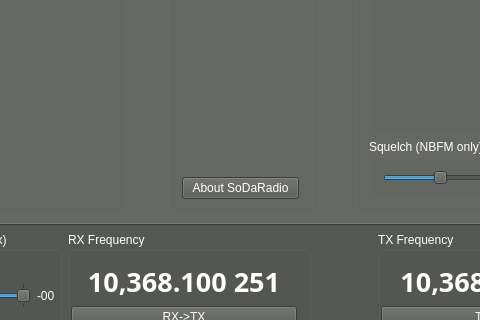
Qt form gui_common/mainwindow.ui (kb1vc/SoDaRadio) before a commit; both pictures show x 535 to 1015 and y 216 to 536 of the 1312 by 810 pixel window.
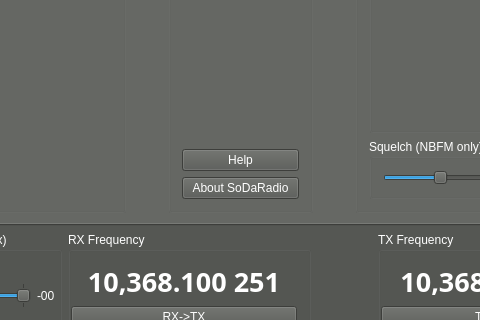
The same form after that commit. Icons and pictures are not drawn. Custom widgets are drawn as their Qt base class.

Commit message: Improving documentation.  Adding a built-in help documentation browser to the settings page.  Puch "HELP" and get a browser with 8 x 10 color glossy pictures with circles and arrows and a paragraph on the back of each one.

Diff of the .ui file:
```diff
--- a/gui_common/mainwindow.ui
+++ b/gui_common/mainwindow.ui
@@ -1168,6 +1168,13 @@
                </property>
               </spacer>
              </item>
+             <item>
+              <widget class="QPushButton" name="help_btn">
+               <property name="text">
+                <string>Help</string>
+               </property>
+              </widget>
+             </item>
              <item>
               <widget class="QPushButton" name="aboutSoDa_btn">
                <property name="text">
```
The commit also changes 17 other files.
